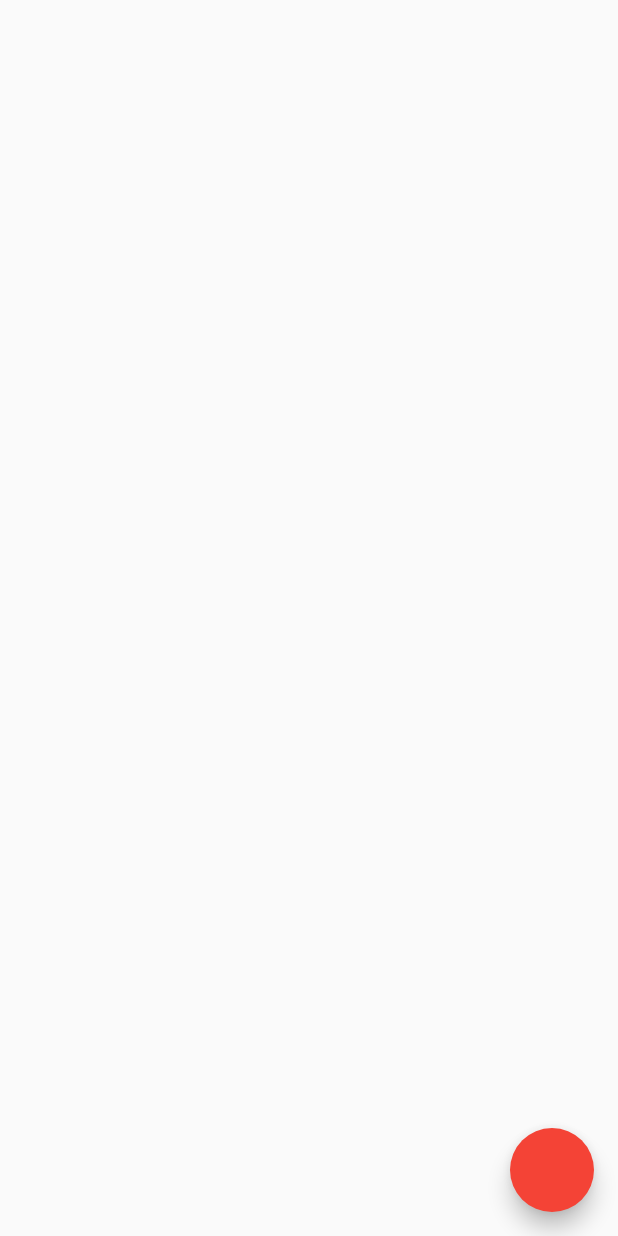
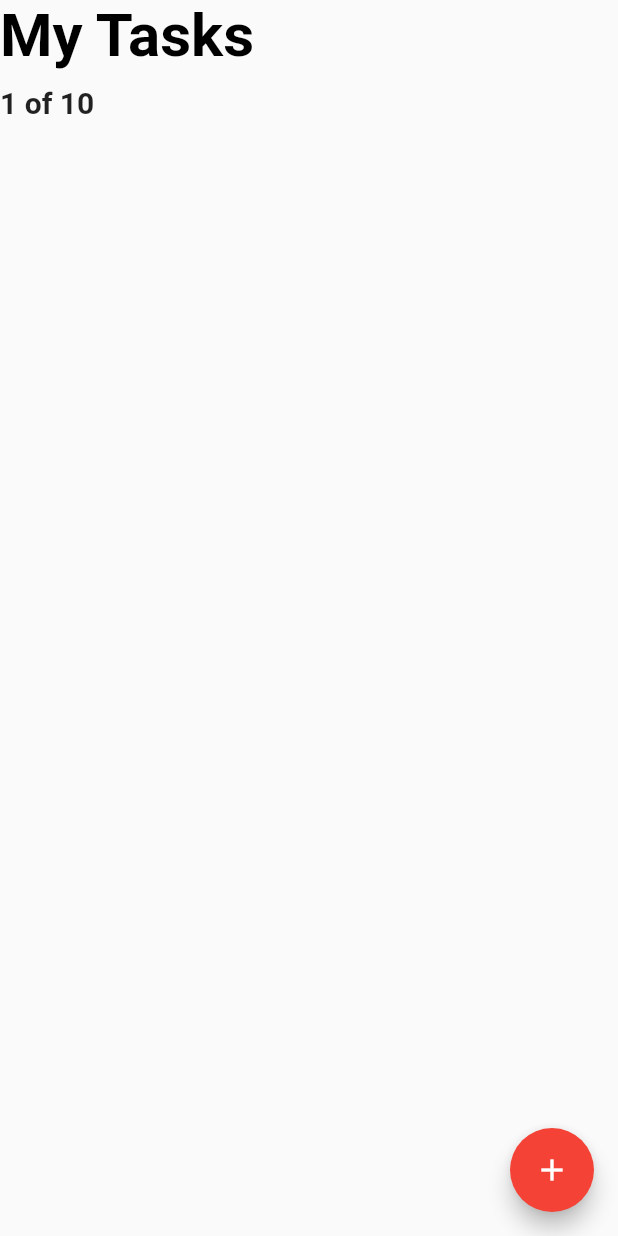
Before and after one commit to alycolbar/todo, a Flutter app: the screen it shows after launch, on a phone screen of 412 x 824 dp. Run offline on Flutter 3.47's test engine with Material 2 defaults, Android fonts, the phone set to English and light mode, and no system bars; statements that could not run were skipped.

Commit message:
add style to title

```diff
--- a/lib/widgets/todo_list_widget.dart
+++ b/lib/widgets/todo_list_widget.dart
@@ -11,7 +11,38 @@ class _TodoListWidgetState extends State<TodoListWidget> {
     return Scaffold(
       floatingActionButton: FloatingActionButton(
         backgroundColor: Theme.of(context).primaryColor,
+        child: Icon(Icons.add),
+        onPressed: () => print("Navigate to add task screen"),
       ), //floatingActionButton
+      body: ListView.builder(
+        itemCount: 1,
+        itemBuilder: (BuildContext context, int index) {
+          if (index == 0) {
+            return Column(
+              crossAxisAlignment: CrossAxisAlignment.start,
+              children: <Widget>[
+                Text(
+                  'My Tasks',
+                  style: TextStyle(
+                    color: Colors.black,
+                    fontSize: 40.0,
+                    fontWeight: FontWeight.bold,
+                  ), //TextStyle
+                ), // Text
+                SizedBox(height: 10.0),
+                Text(
+                  '1 of 10',
+                  style: TextStyle(
+                    color: Colors.gray,
+                    fontSize: 20.0,
+                    fontWeight: FontWeight.w600,
+                  ), //TextStyle
+                ), //Text
+              ], // <Widget>
+            ); // Column
+          }
+        },
+      ), // ListView.builder
     ); // Scaffold
   }
 }
```
